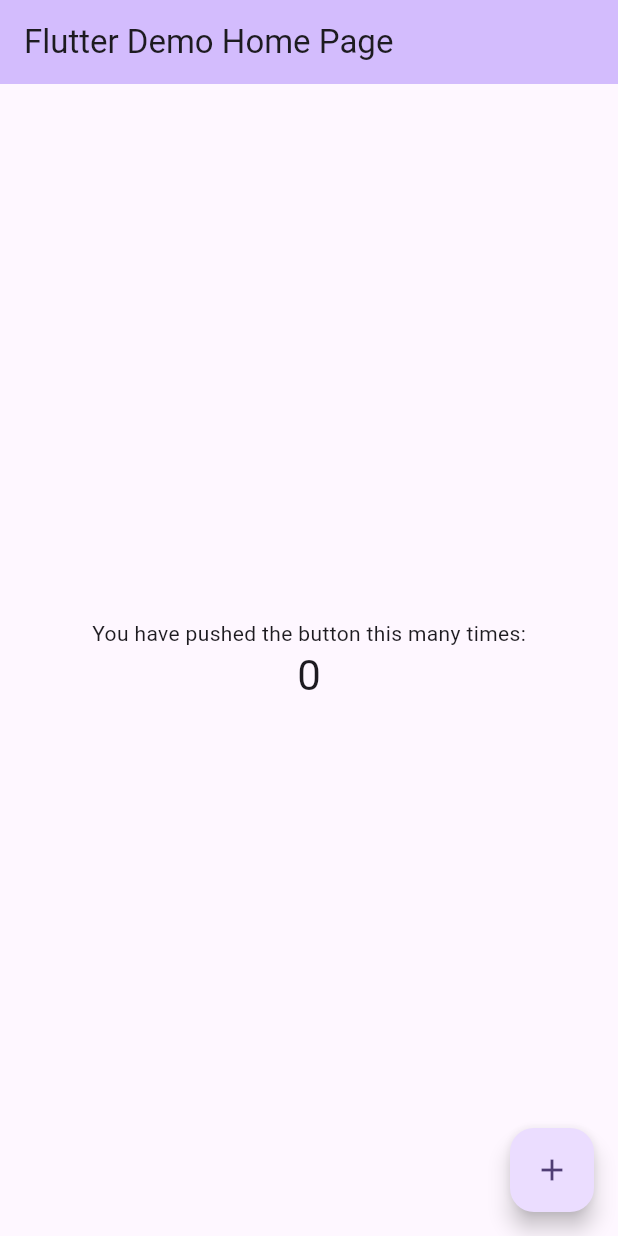
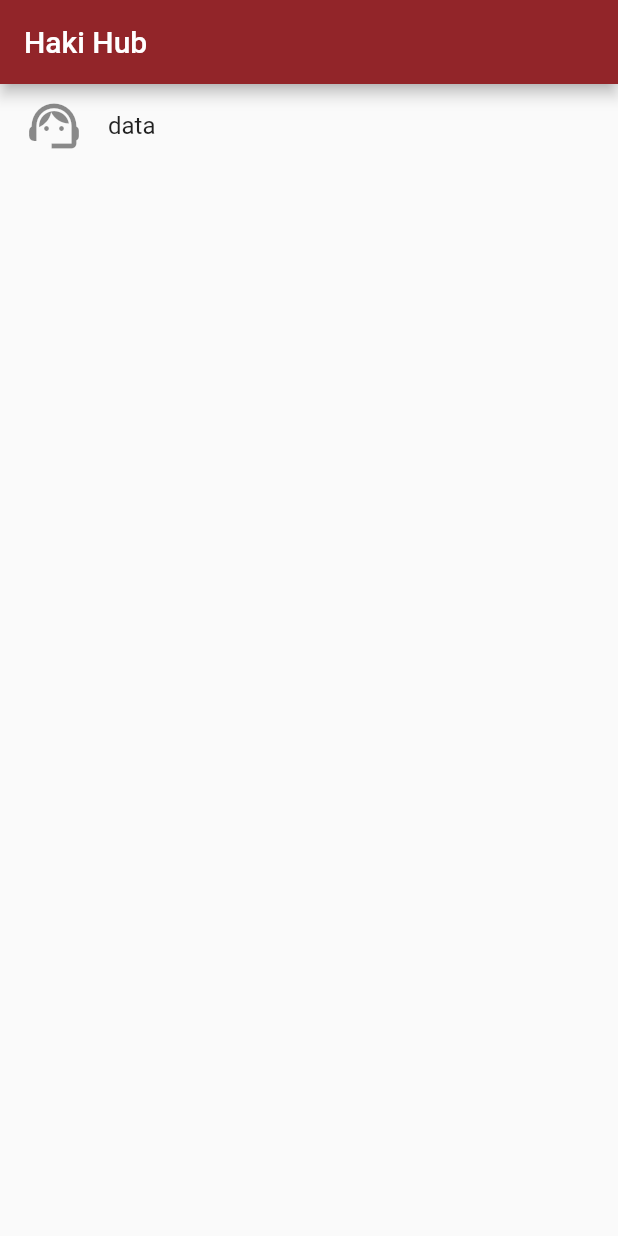
Before and after one commit to Haki-Hub/haki-hub-mobile, a Flutter app: the screen it shows after launch, on a phone screen of 412 x 824 dp. Run offline on Flutter 3.47's test engine with Material 3 defaults, Android fonts, the phone set to English and light mode, and no system bars.

Commit message:
feat:setup project and folder structure

```diff
--- /dev/null
+++ b/lib/application/dummy.dart
@@ -0,0 +1 @@
+// TODO: To be removed
--- /dev/null
+++ b/lib/domain/utils/app_colors.dart
@@ -0,0 +1,6 @@
+import 'package:flutter/material.dart';
+
+class AppColors {
+  static const Color primaryColor = Color(0xFF922529);
+  static const Color secondaryColor = Color(0xFF008C51);
+}
--- /dev/null
+++ b/lib/infrastructure/dummy.dart
@@ -0,0 +1 @@
+// TODO: To be removed
--- a/lib/main.dart
+++ b/lib/main.dart
@@ -1,125 +1,13 @@
 import 'package:flutter/material.dart';
+import 'package:haki_hub/domain/utils/app_colors.dart';
+import 'package:haki_hub/presentation/pages/home_page.dart';
 
 void main() {
-  runApp(const MyApp());
+  runApp(MaterialApp(
+      debugShowCheckedModeBanner: false,
+      theme: ThemeData(
+        primaryColor: AppColors.primaryColor,
+        useMaterial3: false,
+      ),
+      home: const HomePage()));
 }
-
-class MyApp extends StatelessWidget {
-  const MyApp({super.key});
-
-  // This widget is the root of your application.
-  @override
-  Widget build(BuildContext context) {
-    return MaterialApp(
-      title: 'Flutter Demo',
-      theme: ThemeData(
-        // This is the theme of your application.
-        //
-        // TRY THIS: Try running your application with "flutter run". You'll see
-        // the application has a purple toolbar. Then, without quitting the app,
-        // try changing the seedColor in the colorScheme below to Colors.green
-        // and then invoke "hot reload" (save your changes or press the "hot
-        // reload" button in a Flutter-supported IDE, or press "r" if you used
-        // the command line to start the app).
-        //
-        // Notice that the counter didn't reset back to zero; the application
-        // state is not lost during the reload. To reset the state, use hot
-        // restart instead.
-        //
-        // This works for code too, not just values: Most code changes can be
-        // tested with just a hot reload.
-        colorScheme: ColorScheme.fromSeed(seedColor: Colors.deepPurple),
-        useMaterial3: true,
-      ),
-      home: const MyHomePage(title: 'Flutter Demo Home Page'),
-    );
-  }
-}
-
-class MyHomePage extends StatefulWidget {
-  const MyHomePage({super.key, required this.title});
-
-  // This widget is the home page of your application. It is stateful, meaning
-  // that it has a State object (defined below) that contains fields that affect
-  // how it looks.
-
-  // This class is the configuration for the state. It holds the values (in this
-  // case the title) provided by the parent (in this case the App widget) and
-  // used by the build method of the State. Fields in a Widget subclass are
-  // always marked "final".
-
-  final String title;
-
-  @override
-  State<MyHomePage> createState() => _MyHomePageState();
-}
-
-class _MyHomePageState extends State<MyHomePage> {
-  int _counter = 0;
-
-  void _incrementCounter() {
-    setState(() {
-      // This call to setState tells the Flutter framework that something has
-      // changed in this State, which causes it to rerun the build method below
-      // so that the display can reflect the updated values. If we changed
-      // _counter without calling setState(), then the build method would not be
-      // called again, and so nothing would appear to happen.
-      _counter++;
-    });
-  }
-
-  @override
-  Widget build(BuildContext context) {
-    // This method is rerun every time setState is called, for instance as done
-    // by the _incrementCounter method above.
-    //
-    // The Flutter framework has been optimized to make rerunning build methods
-    // fast, so that you can just rebuild anything that needs updating rather
-    // than having to individually change instances of widgets.
-    return Scaffold(
-      appBar: AppBar(
-        // TRY THIS: Try changing the color here to a specific color (to
-        // Colors.amber, perhaps?) and trigger a hot reload to see the AppBar
-        // change color while the other colors stay the same.
-        backgroundColor: Theme.of(context).colorScheme.inversePrimary,
-        // Here we take the value from the MyHomePage object that was created by
-        // the App.build method, and use it to set our appbar title.
-        title: Text(widget.title),
-      ),
-      body: Center(
-        // Center is a layout widget. It takes a single child and positions it
-        // in the middle of the parent.
-        child: Column(
-          // Column is also a layout widget. It takes a list of children and
-          // arranges them vertically. By default, it sizes itself to fit its
-          // children horizontally, and tries to be as tall as its parent.
-          //
-          // Column has various properties to control how it sizes itself and
-          // how it positions its children. Here we use mainAxisAlignment to
-          // center the children vertically; the main axis here is the vertical
-          // axis because Columns are vertical (the cross axis would be
-          // horizontal).
-          //
-          // TRY THIS: Invoke "debug painting" (choose the "Toggle Debug Paint"
-          // action in the IDE, or press "p" in the console), to see the
-          // wireframe for each widget.
-          mainAxisAlignment: MainAxisAlignment.center,
-          children: <Widget>[
-            const Text(
-              'You have pushed the button this many times:',
-            ),
-            Text(
-              '$_counter',
-              style: Theme.of(context).textTheme.headlineMedium,
-            ),
-          ],
-        ),
-      ),
-      floatingActionButton: FloatingActionButton(
-        onPressed: _incrementCounter,
-        tooltip: 'Increment',
-        child: const Icon(Icons.add),
-      ), // This trailing comma makes auto-formatting nicer for build methods.
-    );
-  }
-}
--- /dev/null
+++ b/lib/presentation/pages/home_page.dart
@@ -0,0 +1,26 @@
+import 'package:flutter/material.dart';
+
+class HomePage extends StatelessWidget {
+  const HomePage({super.key});
+
+  @override
+  Widget build(BuildContext context) {
+    return Scaffold(
+      appBar: AppBar(
+        backgroundColor: Theme.of(context).primaryColor,
+        title: const Text('Haki Hub'),
+      ),
+      body: const Column(
+        children: <Widget>[
+          ListTile(
+            leading: Icon(
+              Icons.support_agent,
+              size: 40,
+            ),
+            title: Text('data'),
+          ),
+        ],
+      ),
+    );
+  }
+}
```
Also changed, not shown: lib/routes/route_generator.dart (added), lib/routes/routes.dart (added).
